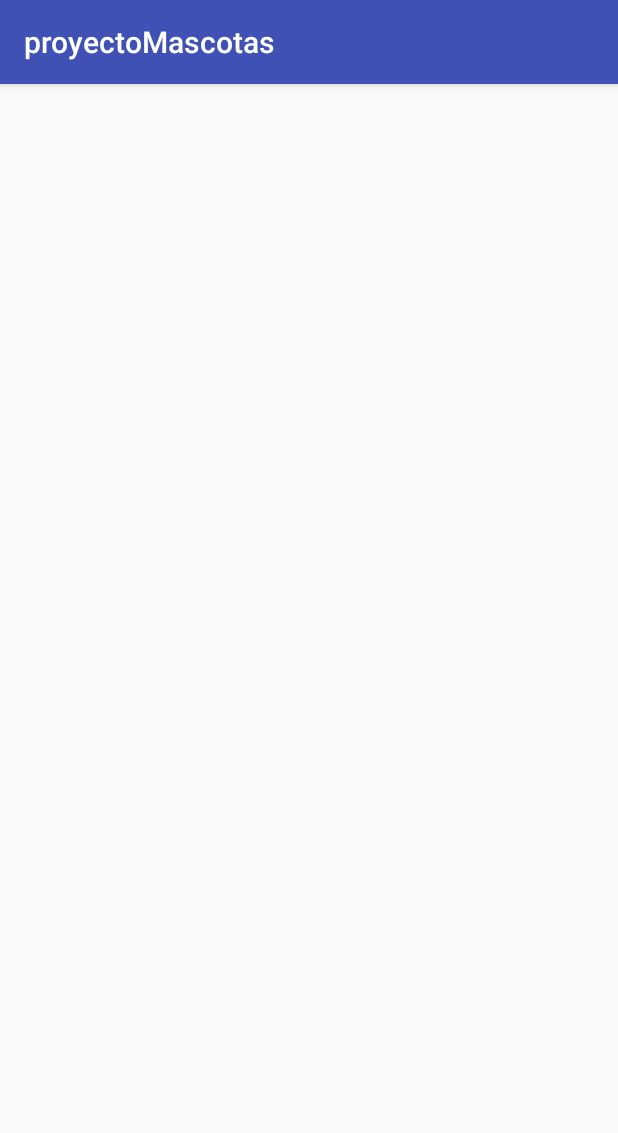
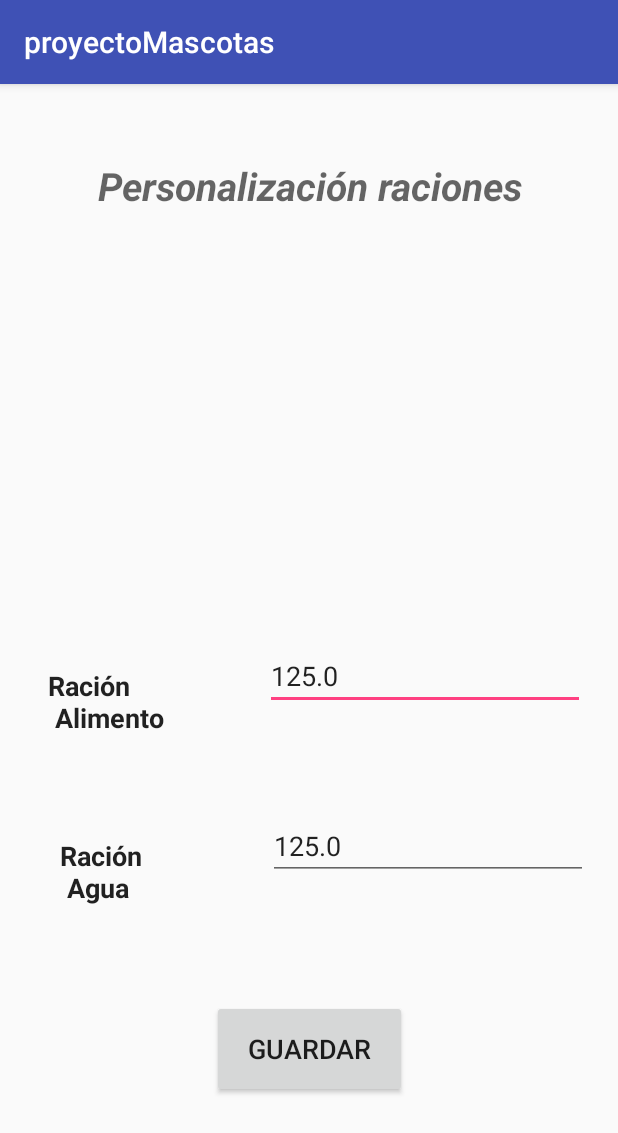
Before and after one commit to kersha38/proyectoMovil, an Android app: the PersonalizacionActivity screen opened directly, with no data from a screen before it, on a phone screen of 412 x 824 dp. Shown: the top 1133 px of the screen. Run offline under Robolectric (Android 15) with nearby library versions, the phone set to English and light mode, and no system bars.

Commit message:
personalizacion

```diff
--- a/app/src/main/java/com/example/carlos/proyectomascotas/MenuActivity.java
+++ b/app/src/main/java/com/example/carlos/proyectomascotas/MenuActivity.java
@@ -5,12 +5,16 @@ import android.support.v7.app.AppCompatActivity;
 import android.os.Bundle;
 import android.view.View;
 
+import com.example.carlos.proyectomascotas.control.LeerEscribirArchivos;
+import com.example.carlos.proyectomascotas.modelo.Configuration;
+
 public class MenuActivity extends AppCompatActivity {
 
     @Override
     protected void onCreate(Bundle savedInstanceState) {
         super.onCreate(savedInstanceState);
         setContentView(R.layout.activity_menu);
+        configurar();
     }
 
     public void irAComida(View view){
@@ -22,4 +26,13 @@ public class MenuActivity extends AppCompatActivity {
         Intent intent = new Intent(getApplicationContext(), AguaActivity.class);
         startActivity(intent);
     }
+
+    public void configurar(){
+        LeerEscribirArchivos leerEscribirArchivos= new LeerEscribirArchivos();
+        Configuration configuration=leerEscribirArchivos.leerArchivo("configuration.bin");
+        if(configuration==null){
+            Configuration configurationPorDefecto=new Configuration(125.0,125.0,"");
+            leerEscribirArchivos.escribirArchivo(configurationPorDefecto,"configuration.bin");
+        }
+    }
 }
--- a/app/src/main/java/com/example/carlos/proyectomascotas/PersonalizacionActivity.java
+++ b/app/src/main/java/com/example/carlos/proyectomascotas/PersonalizacionActivity.java
@@ -2,12 +2,49 @@ package com.example.carlos.proyectomascotas;
 
 import android.support.v7.app.AppCompatActivity;
 import android.os.Bundle;
+import android.view.View;
+import android.widget.Button;
+import android.widget.EditText;
+
+import com.example.carlos.proyectomascotas.control.LeerEscribirArchivos;
+import com.example.carlos.proyectomascotas.modelo.Configuration;
 
 public class PersonalizacionActivity extends AppCompatActivity {
+
+    EditText txtRacionAlimento;
+    EditText txtRacionAgua;
+    Button btnGuardar;
+    Configuration configuration;
+    LeerEscribirArchivos leerEscribirArchivos;
 
     @Override
     protected void onCreate(Bundle savedInstanceState) {
         super.onCreate(savedInstanceState);
         setContentView(R.layout.activity_personalizacion);
+        leerEscribirArchivos=new LeerEscribirArchivos();
+
+        txtRacionAgua=(EditText) findViewById(R.id.editTextRacionAgua);
+        txtRacionAlimento=(EditText) findViewById(R.id.editTextRacionAlimento);
+        btnGuardar=(Button)findViewById(R.id.btnGuardarConfi);
+
+        configuration=cargarConfiguracion();
+
+        btnGuardar.setOnClickListener(new View.OnClickListener() {
+            @Override
+            public void onClick(View v) {
+                configuration.setCantidadAgua(Double.parseDouble(txtRacionAgua.getText().toString()));
+                configuration.setCantidadComida(Double.parseDouble(txtRacionAlimento.getText().toString()));
+                leerEscribirArchivos.escribirArchivo(configuration,"configuration.bin");
+            }
+        });
+    }
+
+    public Configuration cargarConfiguracion(){
+        Configuration configuration=leerEscribirArchivos.leerArchivo("configuration.bin");
+
+        txtRacionAgua.setText(Double.toString(configuration.getCantidadAgua()));
+        txtRacionAlimento.setText(Double.toString(configuration.getCantidadComida()));
+
+        return configuration;
     }
 }
--- a/app/src/main/java/com/example/carlos/proyectomascotas/control/LeerEscribirArchivos.java
+++ b/app/src/main/java/com/example/carlos/proyectomascotas/control/LeerEscribirArchivos.java
@@ -49,11 +49,12 @@ public class LeerEscribirArchivos {
         return p;
     }
 
-//    public  String obtenerURL(){
-//        if(){
-//
-//        }else{
-//            return ""
-//        }
-//    }
+    public  String obtenerURL(){
+        Configuration configuration=leerArchivo("configuration.bin");
+        if(configuration.getUrl()!=""){
+            return  configuration.getUrl();
+        }else{
+            return "no URL";
+        }
+    }
 }
--- a/app/src/main/res/layout/activity_personalizacion.xml
+++ b/app/src/main/res/layout/activity_personalizacion.xml
@@ -6,4 +6,98 @@
     android:layout_height="match_parent"
     tools:context=".PersonalizacionActivity">
 
+    <TextView
+        android:id="@+id/textView4"
+        android:layout_width="wrap_content"
+        android:layout_height="45dp"
+        android:layout_marginBottom="68dp"
+        android:layout_marginLeft="32dp"
+        android:layout_marginStart="32dp"
+        android:text="Ración \n Alimento"
+        android:textAppearance="@style/TextAppearance.AppCompat.Body1"
+        android:textSize="18sp"
+        android:textStyle="bold"
+        app:layout_constraintBottom_toTopOf="@+id/textView5"
+        app:layout_constraintStart_toStartOf="parent" />
+
+    <TextView
+        android:id="@+id/textView5"
+        android:layout_width="wrap_content"
+        android:layout_height="wrap_content"
+        android:layout_marginBottom="220dp"
+        android:layout_marginLeft="40dp"
+        android:layout_marginStart="40dp"
+        android:text="Ración \n Agua"
+        android:textAppearance="@style/TextAppearance.AppCompat.Body1"
+        android:textSize="18sp"
+        android:textStyle="bold"
+        app:layout_constraintBottom_toBottomOf="parent"
+        app:layout_constraintStart_toStartOf="parent" />
+
+    <Button
+        android:id="@+id/btnGuardarConfi"
+        android:layout_width="130dp"
+        android:layout_height="65dp"
+        android:layout_marginBottom="92dp"
+        android:layout_marginEnd="8dp"
+        android:layout_marginLeft="8dp"
+        android:layout_marginRight="8dp"
+        android:layout_marginStart="8dp"
+        android:text="Guardar"
+        android:textSize="18sp"
+        app:layout_constraintBottom_toBottomOf="parent"
+        app:layout_constraintEnd_toEndOf="parent"
+        app:layout_constraintStart_toStartOf="parent" />
+
+    <EditText
+        android:id="@+id/editTextRacionAlimento"
+        android:layout_width="wrap_content"
+        android:layout_height="wrap_content"
+        android:layout_marginBottom="68dp"
+        android:layout_marginEnd="8dp"
+        android:layout_marginLeft="8dp"
+        android:layout_marginRight="8dp"
+        android:layout_marginStart="8dp"
+        android:ems="10"
+        android:inputType="textPersonName"
+        app:layout_constraintBottom_toTopOf="@+id/editTextRacionAgua"
+        app:layout_constraintEnd_toEndOf="parent"
+        app:layout_constraintHorizontal_bias="0.813"
+        app:layout_constraintStart_toEndOf="@+id/textView4" />
+
+    <EditText
+        android:id="@+id/editTextRacionAgua"
+        android:layout_width="wrap_content"
+        android:layout_height="wrap_content"
+        android:layout_marginBottom="80dp"
+        android:layout_marginEnd="8dp"
+        android:layout_marginRight="8dp"
+        android:ems="10"
+        android:inputType="textPersonName"
+        app:layout_constraintBottom_toTopOf="@+id/btnGuardarConfi"
+        app:layout_constraintEnd_toEndOf="parent"
+        app:layout_constraintHorizontal_bias="0.868"
+        app:layout_constraintStart_toEndOf="@+id/textView5" />
+
+    <TextView
+        android:id="@+id/textView8"
+        android:layout_width="wrap_content"
+        android:layout_height="wrap_content"
+        android:layout_marginBottom="8dp"
+        android:layout_marginEnd="8dp"
+        android:layout_marginLeft="8dp"
+        android:layout_marginRight="8dp"
+        android:layout_marginStart="8dp"
+        android:layout_marginTop="8dp"
+        android:text="Personalización raciones"
+        android:textAllCaps="false"
+        android:textAppearance="@style/TextAppearance.AppCompat.Display1"
+        android:textSize="26sp"
+        android:textStyle="bold|italic"
+        app:layout_constraintBottom_toTopOf="@+id/editTextRacionAlimento"
+        app:layout_constraintEnd_toEndOf="parent"
+        app:layout_constraintHorizontal_bias="0.506"
+        app:layout_constraintStart_toStartOf="parent"
+        app:layout_constraintTop_toTopOf="parent"
+        app:layout_constraintVertical_bias="0.131" />
 </android.support.constraint.ConstraintLayout>
```
